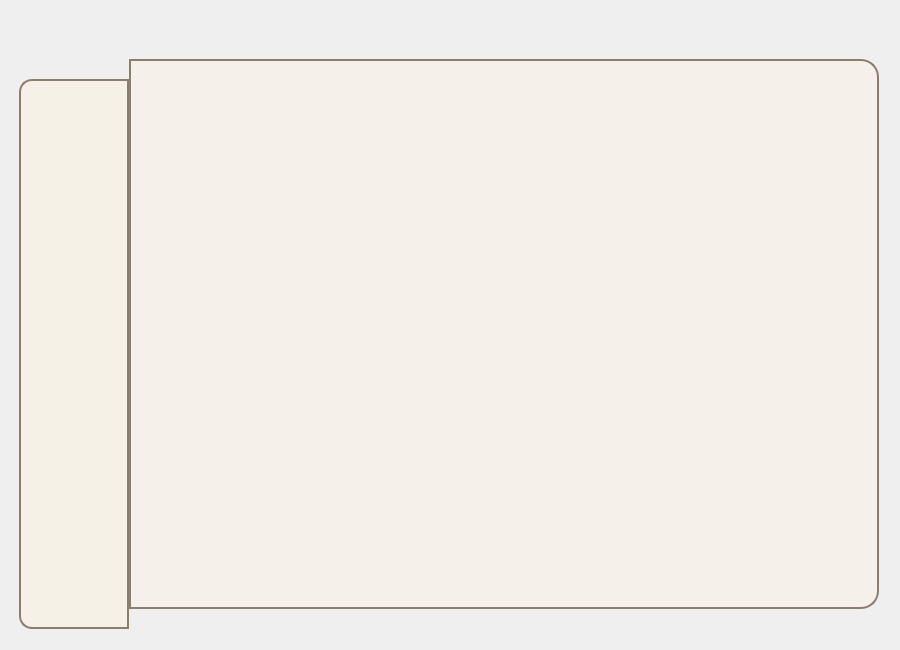
This is Client/publisherdashboardwidget.ui in Onyx1907/Lumina-EBook-Platform as Qt 5 draws it before an edit. The edited form follows.
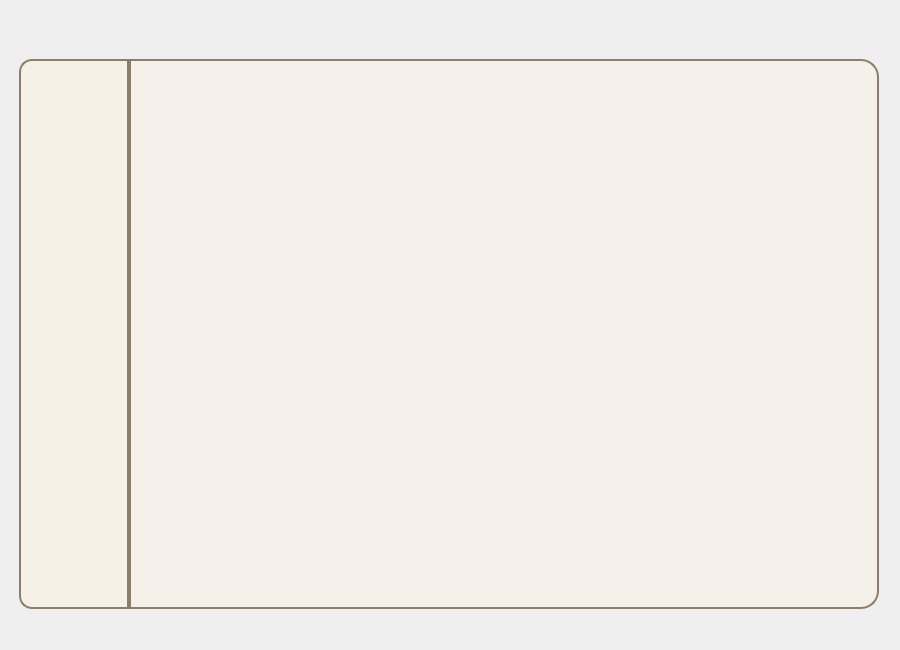
This is the edited form. Icons and pictures are not drawn. Custom widgets are drawn as their Qt base class.

What changed in the file:
```diff
--- a/Client/publisherdashboardwidget.ui
+++ b/Client/publisherdashboardwidget.ui
@@ -53,7 +53,7 @@
     <property name="geometry">
      <rect>
       <x>10</x>
-      <y>70</y>
+      <y>50</y>
       <width>110</width>
       <height>550</height>
      </rect>
```
